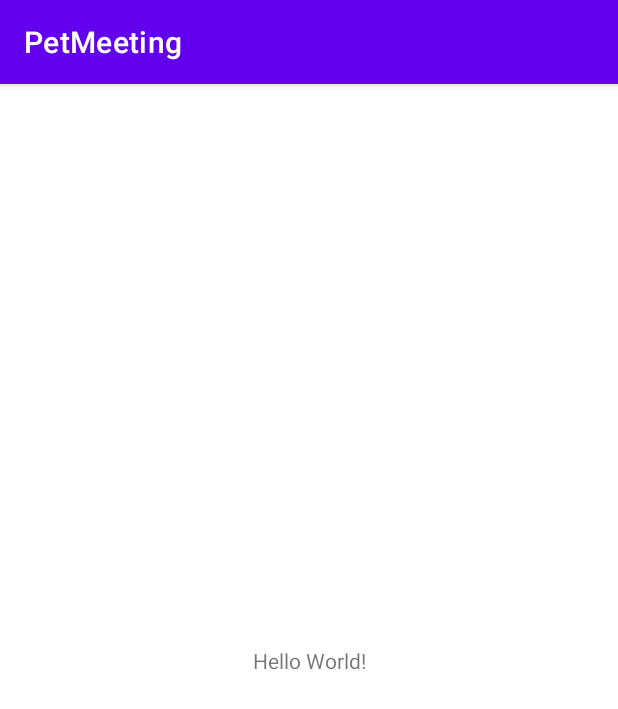
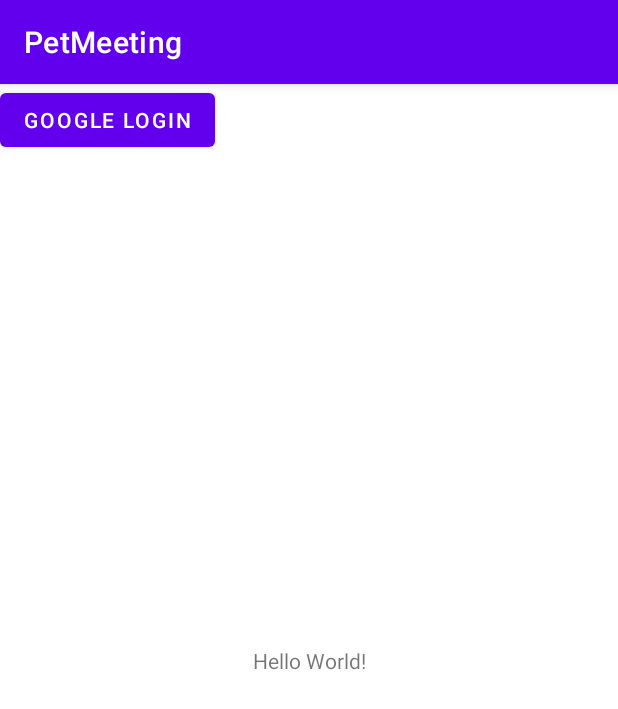
Before and after one commit to SominLeeeeee/android, an Android app: the screen it shows after launch (MainActivity), on a phone screen of 412 x 824 dp. Shown: the top 709 px of the screen. Run offline under Robolectric (Android 15) with nearby library versions, the phone set to English and light mode, and no system bars.

Commit message:
[PM-9] google login success

```diff
--- a/app/build.gradle
+++ b/app/build.gradle
@@ -29,7 +29,8 @@ android {
 }
 
 dependencies {
-
+    implementation 'com.google.firebase:firebase-core:17.0.0'
+    implementation 'com.google.android.gms:play-services-auth:18.0.0'
     implementation 'androidx.appcompat:appcompat:1.1.0'
     implementation 'com.google.android.material:material:1.1.0'
     implementation 'androidx.constraintlayout:constraintlayout:1.1.3'
@@ -37,3 +38,5 @@ dependencies {
     androidTestImplementation 'androidx.test.ext:junit:1.1.1'
     androidTestImplementation 'androidx.test.espresso:espresso-core:3.2.0'
 }
+
+apply plugin: 'com.google.gms.google-services'
--- a/app/src/main/java/com/somin/petmeeting/MainActivity.java
+++ b/app/src/main/java/com/somin/petmeeting/MainActivity.java
@@ -2,13 +2,93 @@ package com.somin.petmeeting;
 
 import androidx.appcompat.app.AppCompatActivity;
 
+import android.content.Intent;
 import android.os.Bundle;
+import android.util.Log;
+import android.view.View;
 
-public class MainActivity extends AppCompatActivity {
+import com.google.android.gms.auth.api.signin.GoogleSignIn;
+import com.google.android.gms.auth.api.signin.GoogleSignInAccount;
+import com.google.android.gms.auth.api.signin.GoogleSignInClient;
+import com.google.android.gms.auth.api.signin.GoogleSignInOptions;
+import com.google.android.gms.common.api.ApiException;
+import com.google.android.gms.tasks.Task;
+
+import static com.google.android.gms.auth.api.signin.GoogleSignIn.*;
+
+public class MainActivity extends AppCompatActivity implements  View.OnClickListener{
+
+    private static final int RC_SIGN_IN = 9001;
+    private static final String TAG = "Oauth2Google";
+
+    GoogleSignInClient mGoogleSignInClient;
 
     @Override
     protected void onCreate(Bundle savedInstanceState) {
         super.onCreate(savedInstanceState);
         setContentView(R.layout.activity_main);
+
+        GoogleSignInOptions gso = new GoogleSignInOptions.Builder(GoogleSignInOptions.DEFAULT_SIGN_IN)
+                .requestEmail()
+                .build();
+
+        mGoogleSignInClient = getClient(this, gso);
+        findViewById(R.id.sign_in_button).setOnClickListener(this);
+    }
+
+    @Override
+    protected void onStart()
+    {
+        super.onStart();
+        // Check for existing Google Sign In account, if the user is already signed in
+        // the GoogleSignInAccount will be non-null.
+        GoogleSignInAccount account = getLastSignedInAccount(this);
+        updateUI(account);
+    }
+
+    @Override
+    public void onActivityResult(int requestCode, int resultCode, Intent data) {
+        super.onActivityResult(requestCode, resultCode, data);
+
+        // Result returned from launching the Intent from GoogleSignInClient.getSignInIntent(...);
+        if (requestCode == RC_SIGN_IN) {
+            // The Task returned from this call is always completed, no need to attach
+            // a listener.
+            Task<GoogleSignInAccount> task = getSignedInAccountFromIntent(data);
+            handleSignInResult(task);
+        }
+    }
+
+    private void handleSignInResult(Task<GoogleSignInAccount> completedTask) {
+        try {
+            GoogleSignInAccount account = completedTask.getResult(ApiException.class);
+
+            // Signed in successfully, show authenticated UI.
+            updateUI(account);
+        } catch (ApiException e) {
+            // The ApiException status code indicates the detailed failure reason.
+            // Please refer to the GoogleSignInStatusCodes class reference for more information.
+            Log.w(TAG, "signInResult:failed code=" + e.getStatusCode());
+            updateUI(null);
+        }
+    }
+
+    private void updateUI(GoogleSignInAccount account) {
+
+    }
+
+    @Override
+    public void onClick(View v) {
+        switch (v.getId()) {
+            case R.id.sign_in_button:
+                signIn();
+                break;
+            // ...
+        }
+    }
+
+    private void signIn() {
+        Intent signInIntent = mGoogleSignInClient.getSignInIntent();
+        startActivityForResult(signInIntent, RC_SIGN_IN);
     }
 }
--- a/app/src/main/res/layout/activity_main.xml
+++ b/app/src/main/res/layout/activity_main.xml
@@ -15,4 +15,14 @@
         app:layout_constraintRight_toRightOf="parent"
         app:layout_constraintTop_toTopOf="parent" />
 
+    <Button
+        android:id="@+id/sign_in_button"
+        android:layout_width="wrap_content"
+        android:layout_height="wrap_content"
+        android:layout_gravity="center"
+        android:text="google login"
+        tools:ignore="MissingConstraints"
+        tools:layout_editor_absoluteX="133dp"
+        tools:layout_editor_absoluteY="415dp" />
+
 </androidx.constraintlayout.widget.ConstraintLayout>
--- a/build.gradle
+++ b/build.gradle
@@ -6,7 +6,7 @@ buildscript {
     }
     dependencies {
         classpath "com.android.tools.build:gradle:4.1.1"
-
+        classpath 'com.google.gms:google-services:4.0.1'
         // NOTE: Do not place your application dependencies here; they belong
         // in the individual module build.gradle files
     }
```
Also changed, not shown: gradle/wrapper/gradle-wrapper.properties, 1 other file.
